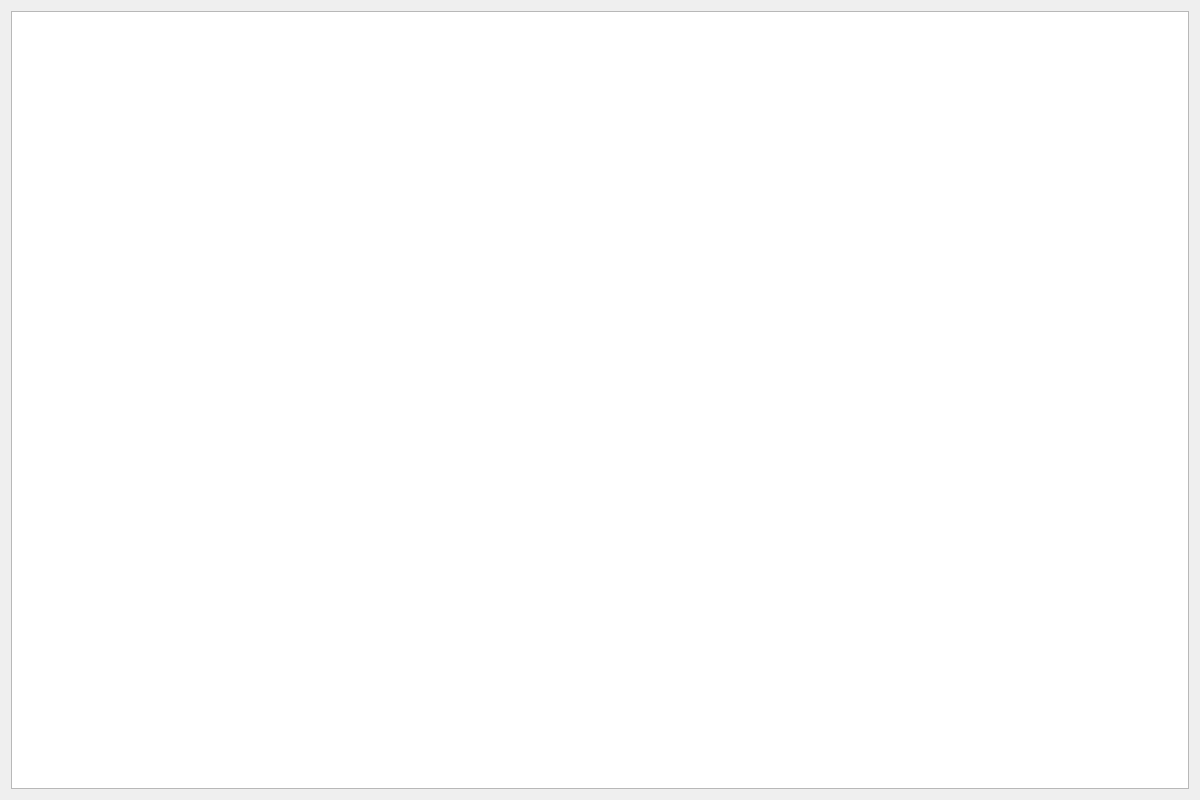
Before: the Qt Designer form Game4InARow/gamefield.ui in scientist19/Game-4-in-a-row, drawn with Qt 5.
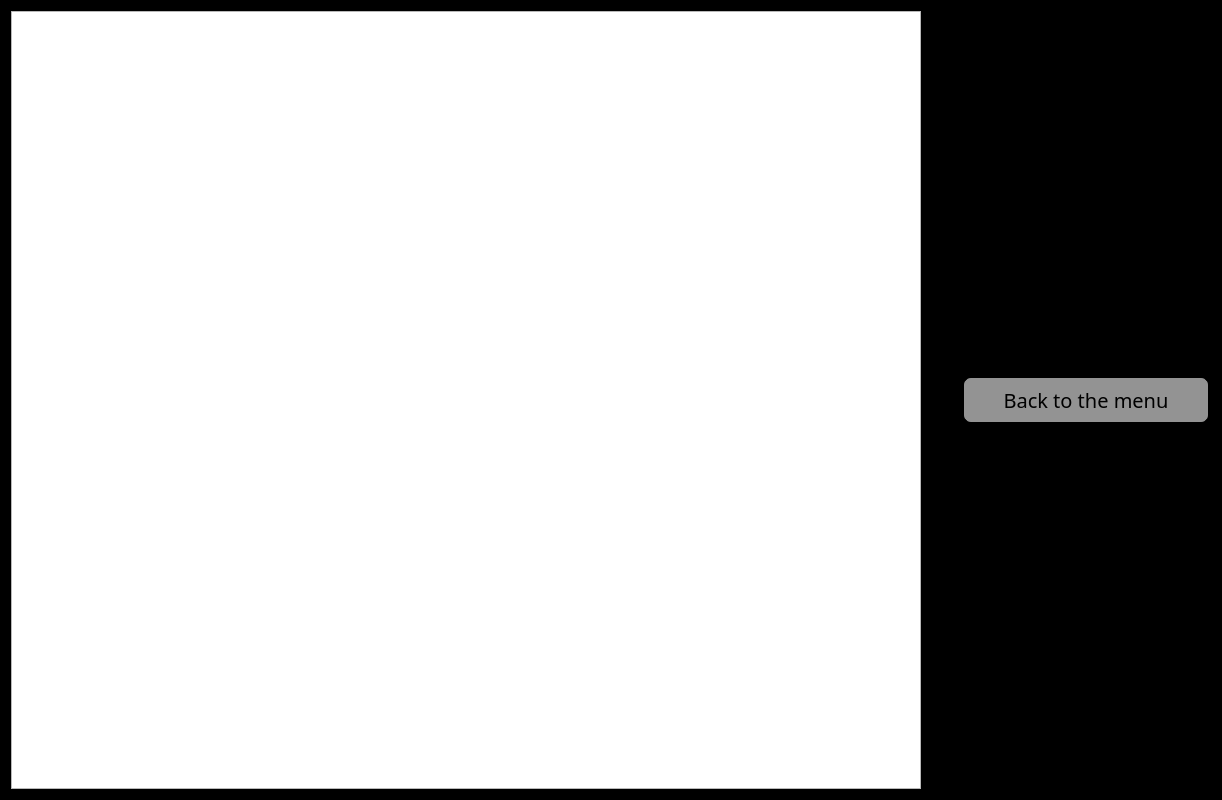
After: the same form once the commit is applied. Icons and pictures are not drawn.

Commit message: New main-menu and game field design

Patch:
```diff
--- a/Game4InARow/gamefield.ui
+++ b/Game4InARow/gamefield.ui
@@ -6,19 +6,46 @@
    <rect>
     <x>0</x>
     <y>0</y>
-    <width>1200</width>
+    <width>1222</width>
     <height>800</height>
    </rect>
   </property>
   <property name="windowTitle">
    <string>Form</string>
   </property>
-  <layout class="QVBoxLayout" name="verticalLayout">
+  <property name="autoFillBackground">
+   <bool>false</bool>
+  </property>
+  <property name="styleSheet">
+   <string notr="true">QWidget#GameField{
+background-image: url(:/rec/img/background1.png);
+background-color: rgb(0, 0, 0);
+}</string>
+  </property>
+  <layout class="QHBoxLayout" name="horizontalLayout">
+   <property name="spacing">
+    <number>40</number>
+   </property>
    <item>
     <widget class="QGraphicsView" name="graphicsView">
+     <property name="sizePolicy">
+      <sizepolicy hsizetype="MinimumExpanding" vsizetype="MinimumExpanding">
+       <horstretch>0</horstretch>
+       <verstretch>0</verstretch>
+      </sizepolicy>
+     </property>
+     <property name="minimumSize">
+      <size>
+       <width>905</width>
+       <height>770</height>
+      </size>
+     </property>
      <property name="autoFillBackground">
       <bool>false</bool>
      </property>
+     <property name="styleSheet">
+      <string notr="true">background-image: url(:/rec/img/background1.png);</string>
+     </property>
      <property name="backgroundBrush">
       <brush brushstyle="NoBrush">
        <color alpha="255">
@@ -30,6 +57,53 @@
      </property>
     </widget>
    </item>
+   <item>
+    <layout class="QVBoxLayout" name="verticalLayout">
+     <item>
+      <widget class="QPushButton" name="pushButton">
+       <property name="minimumSize">
+        <size>
+         <width>250</width>
+         <height>50</height>
+        </size>
+       </property>
+       <property name="font">
+        <font>
+         <family>Showcard Gothic</family>
+         <pointsize>15</pointsize>
+         <weight>50</weight>
+         <italic>false</italic>
+         <bold>false</bold>
+        </font>
+       </property>
+       <property name="cursor">
+        <cursorShape>PointingHandCursor</cursorShape>
+       </property>
+       <property name="styleSheet">
+        <string notr="true">QPushButton{
+font: large &quot;Showcard Gothic&quot;;
+background-color: rgb(147, 147, 147);
+border-width: 3px;
+border-style: solid;
+border-color: rgb(0, 0, 0);
+border-radius: 10px;
+}
+QPushButton:hover{
+background-color: rgb(147, 147, 147);
+border-width: 3px;
+border-style: solid;
+border-color: rgb(255, 255, 255);
+color: rgb(255, 255, 255);
+border-radius: 10px;
+}</string>
+       </property>
+       <property name="text">
+        <string>Back to the menu</string>
+       </property>
+      </widget>
+     </item>
+    </layout>
+   </item>
   </layout>
  </widget>
  <resources/>
```
The commit also changes 9 other files.
